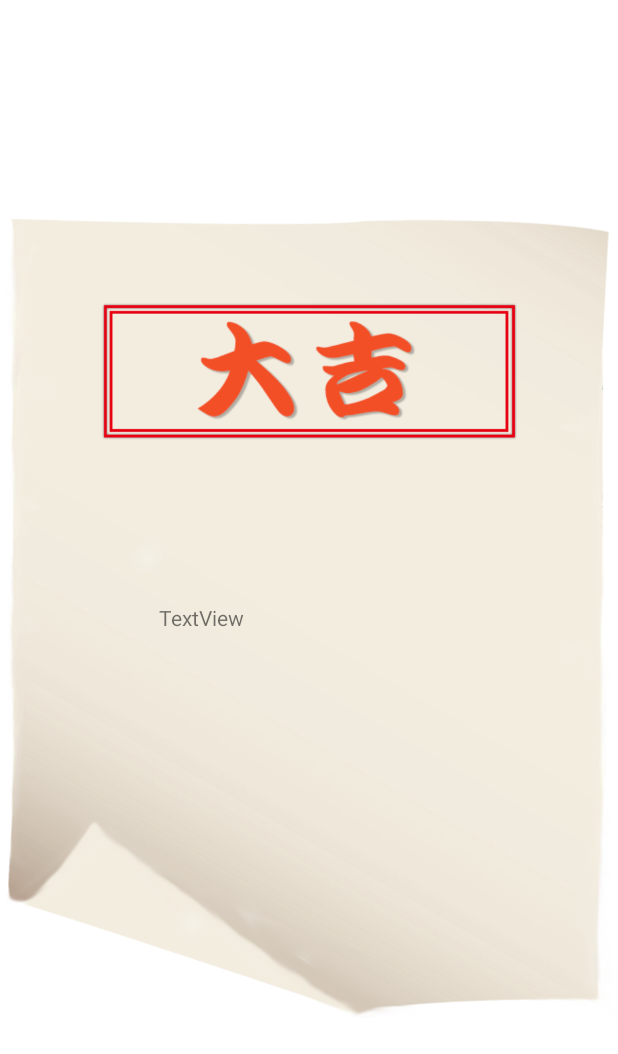
After one commit to 2n0k460/Gumikuji, an Android app: the layout fortune.xml on its own in the app's theme, with its tools: preview values and no code run, on a phone screen of 412 x 824 dp. The commit adds this screen. Shown: the top 1054 px of the screen. Run offline under Robolectric (Android 15) with nearby library versions, the phone set to English and light mode, and no system bars.

Commit message:
おみくじにテキスト追加

```diff
--- /dev/null
+++ b/app/src/main/res/layout/fortune.xml
@@ -0,0 +1,22 @@
+<?xml version="1.0" encoding="utf-8"?>
+<RelativeLayout xmlns:android="http://schemas.android.com/apk/res/android"
+    xmlns:app="http://schemas.android.com/apk/res-auto"
+    android:layout_width="match_parent"
+    android:layout_height="match_parent">
+
+    <ImageView
+        android:id="@+id/imageView2"
+        android:layout_width="wrap_content"
+        android:layout_height="wrap_content"
+        android:layout_centerInParent="true"
+        app:srcCompat="@drawable/result1" />
+
+    <TextView
+        android:id="@+id/textView3"
+        android:layout_width="wrap_content"
+        android:layout_height="wrap_content"
+        android:layout_centerInParent="true"
+        android:width="200dp"
+        android:text="TextView" />
+
+</RelativeLayout>
```
Also changed, not shown: app/src/main/res/values/strings.xml (+9 -0 lines).
